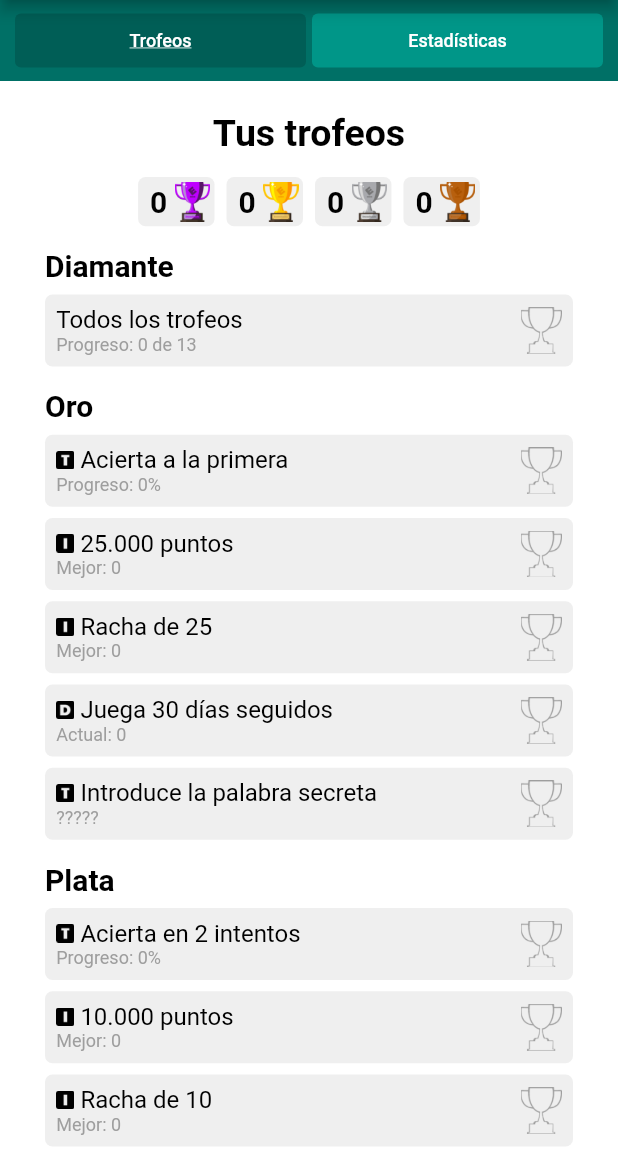
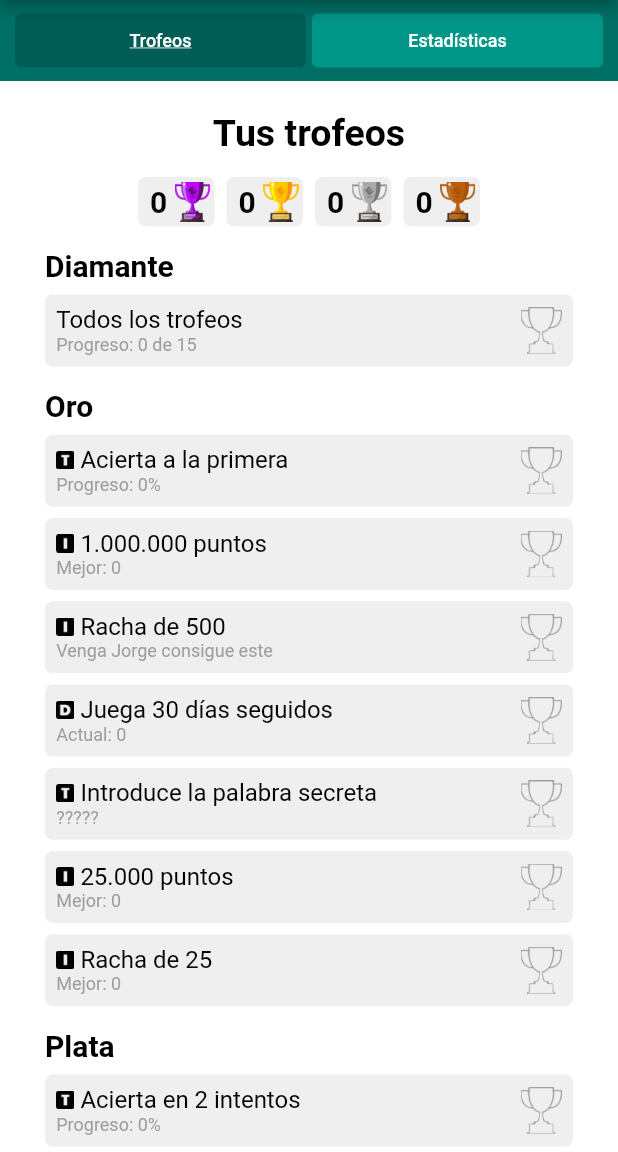
Before and after one commit to joaquinsolla/Encasillado, a Flutter app: the TrophiesStats screen opened by its route, on a phone screen of 412 x 824 dp, the part 84-1236 px from its top. Run offline on Flutter 3.47's test engine with Material 2 defaults, Android fonts, the phone set to English and light mode, and no system bars; our stand-ins replace another_flushbar, charts_flutter, cloud_firestore, firebase_core, flutter_local_notifications, google_fonts and 4 more; missing offline and left inert: loading_animations, mailto, new_version, slide_countdown_clock, social_share; accounts and stored records are empty; network calls fail; Roboto replaces fonts that are missing (RaleWay).

Commit message:
New trophies added

```diff
--- a/lib/common/miscellaneous.dart
+++ b/lib/common/miscellaneous.dart
@@ -34,7 +34,7 @@ String? userId = '';
 
 /** PERSISTENT TROPHIES */
 int userTrophies = 0; // 13 - not diamond
-int trophies = 13;
+int trophies = 15;
 int diamondTrophies = 0;
 int goldTrophies = 0;
 int silverTrophies = 0;
@@ -53,6 +53,8 @@ bool days7wotdTr = false;
 bool days15wotdTr = false;
 bool days30wotdTr = false;
 bool secretWordTr = false;
+bool points1MTr = false;
+bool streak500Tr = false;
 
 /** CONTROLLERS */
 int homePage = 0;
--- a/lib/pages/trophies_stats.dart
+++ b/lib/pages/trophies_stats.dart
@@ -438,10 +438,10 @@ class _TrophiesStatsState extends State<TrophiesStats> {
                             ),
                             trophiesRowAdvanced(allTag, 'Acierta a la primera',
                                 'Progreso: 0%', goldTrophy, atFirstTr),
-                            trophiesRowAdvanced(infiniteTag, '25.000 puntos',
-                                'Mejor: $scoreRecord', goldTrophy, points25kTr),
-                            trophiesRowAdvanced(infiniteTag, 'Racha de 25',
-                                'Mejor: $streakRecord', goldTrophy, streak25Tr),
+                            trophiesRowAdvanced(infiniteTag, '1.000.000 puntos',
+                                'Mejor: $scoreRecord', goldTrophy, points1MTr),
+                            trophiesRowAdvanced(infiniteTag, 'Racha de 500',
+                                'Venga Jorge consigue este', goldTrophy, streak500Tr),
                             trophiesRowAdvanced(
                                 wotdTag,
                                 'Juega 30 días seguidos',
@@ -454,6 +454,10 @@ class _TrophiesStatsState extends State<TrophiesStats> {
                                 '?????',
                                 goldTrophy,
                                 secretWordTr),
+                            trophiesRowAdvanced(infiniteTag, '25.000 puntos',
+                                'Mejor: $scoreRecord', goldTrophy, points25kTr),
+                            trophiesRowAdvanced(infiniteTag, 'Racha de 25',
+                                'Mejor: $streakRecord', goldTrophy, streak25Tr),
 
                             SizedBox(
                               height: 15,
```
Also changed, not shown: lib/pages/home.dart (+25 -1 lines).
